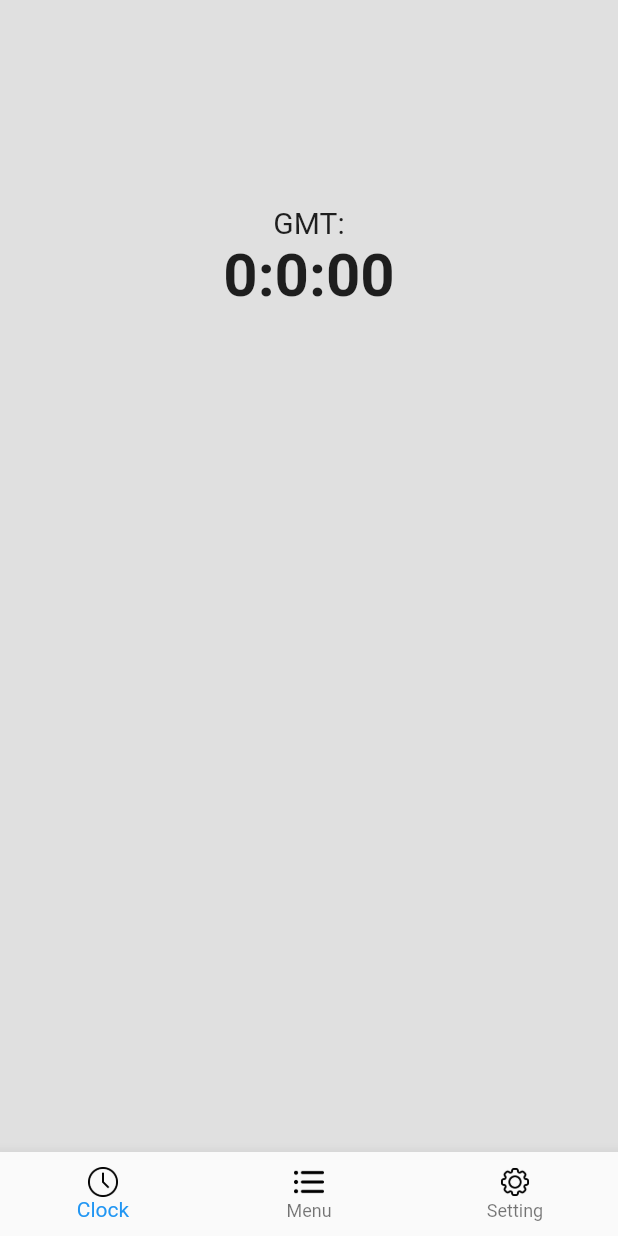
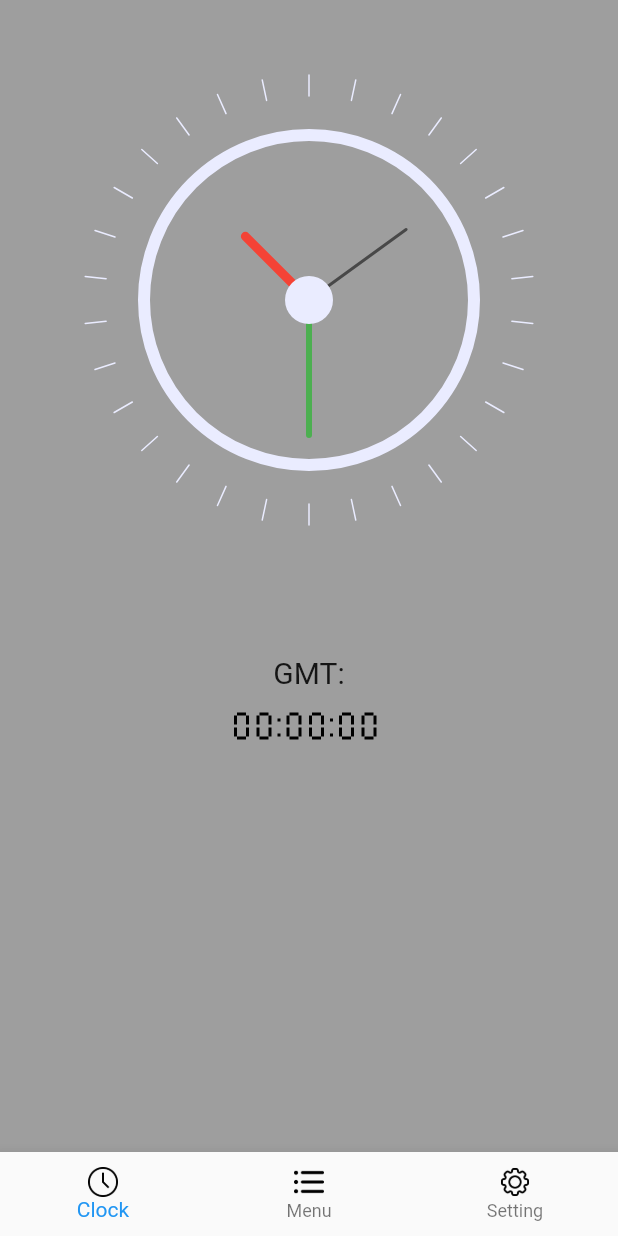
Before and after one commit to hius137/Flutter_Week_3, a Flutter app: the screen it shows after launch, item 3 of the bottom bar chosen, after a tap on "Select Image", on a phone screen of 412 x 824 dp. Run offline on Flutter 3.47's test engine with Material 2 defaults, Android fonts, the phone set to English and light mode, and no system bars; our stand-ins replace google_fonts, image_picker; network calls fail; Roboto replaces fonts that are missing (Jura); project files that could hold a hidden picture were left out.

Commit message:
update font clock use custompainter

```diff
--- a/lib/main.dart
+++ b/lib/main.dart
@@ -1,6 +1,5 @@
 import 'package:flutter/material.dart';
 import 'package:project_2/pages/HomePage.dart';
-
 
 void main() {
   runApp(const MyApp());
@@ -8,11 +7,14 @@ void main() {
 
 class MyApp extends StatelessWidget {
   const MyApp({super.key});
+
   @override
   Widget build(BuildContext context) {
     return MaterialApp(
       debugShowCheckedModeBanner: false,
-      theme: ThemeData(scaffoldBackgroundColor: Colors.grey[300]),
+      theme: ThemeData(
+          scaffoldBackgroundColor: Colors.grey[500],
+          visualDensity: VisualDensity.adaptivePlatformDensity),
       home: const HomePage(),
     );
   }
--- a/lib/pages/clock_page/ClockPage.dart
+++ b/lib/pages/clock_page/ClockPage.dart
@@ -1,17 +1,22 @@
 import 'dart:async';
+import 'dart:math';
 import 'package:flutter/material.dart';
 import 'package:google_fonts/google_fonts.dart';
 import 'package:http/http.dart';
 import 'package:intl/intl.dart';
 import 'dart:convert' as convert;
 
+import 'package:project_2/Canvas/font_clock.dart';
+
 class ClockPage extends StatefulWidget {
   const ClockPage({super.key});
+
   @override
   State<ClockPage> createState() => _ClockPageState();
 }
 
-class _ClockPageState extends State<ClockPage> with AutomaticKeepAliveClientMixin {
+class _ClockPageState extends State<ClockPage>
+    with AutomaticKeepAliveClientMixin {
   String dayCity = '';
   String gmt = '';
   String nameCity = '';
@@ -19,6 +24,12 @@ class _ClockPageState extends State<ClockPage> with AutomaticKeepAliveClientMixi
   int secondCity = 0;
   int minuteCity = 0;
   int hourCity = 0;
+  int second1 = 0;
+  int second2 = 0;
+  int hour1 = 0;
+  int hour2 = 0;
+  int minute1 = 0;
+  int minute2 = 0;
 
   @override
   void initState() {
@@ -44,39 +55,93 @@ class _ClockPageState extends State<ClockPage> with AutomaticKeepAliveClientMixi
     DateTime time = DateTime.parse(dateAndTime);
     time = time.add(Duration(hours: int.parse(ucOffset)));
 
-    secondCity = time.second;
-    minuteCity = time.minute;
-    hourCity = time.hour;
-    currentSTime = Timer.periodic(Duration(seconds: 1), (Timer timer) {
+    dayCity = DateFormat('dd/MM/yyyy').format(time);
+    nameCity = timezonename;
+    gmt = utcOffset.toString();
+    second2 = time.second ;
+    minute2 = time.minute ;
+    hour2 = time.hour ;
+
+    currentSTime = Timer.periodic(const Duration(seconds: 1), (Timer timer) {
       setState(() {
-        secondCity = secondCity + 1;
-        if (secondCity == 60) {
-          secondCity = 0;
-          minuteCity = minuteCity + 1;
-          if (minuteCity == 60) {
-            minuteCity = 0;
-            hourCity = hourCity + 1;
-            if (hourCity == 24) {
-              hourCity = 0;
-              secondCity + 1;
+        second2 = second2 + 1;
+        if(hour2 >= 10){
+          int hou1 = hour2 ~/ 10;
+          int hou2 = hour2 % 10;
+          hour2 = hou2;
+          hour1 = hour1 + hou1;
+        }
+
+        if(minute2 >= 10){
+          int min1 = minute2 ~/ 10;
+          int min2 = minute2 % 10;
+          minute2 = min2;
+          minute1 = minute1 + min1;
+        }
+
+        if(second2 >= 10){
+          int sec2 = second2 ~/ 10;
+          second2 = 0;
+          second1 = second1 + sec2;
+          if(second1 >= 6){
+            second1 = 0;
+            minute2 = minute2 + 1;
+            if(minute2 >= 10){
+              minute2 = 0;
+              minute1 = minute1 + 1;
+              if(minute1 >= 6){
+                minute1 = 0;
+                hour2 = hour2 + 1;
+                if(hour2 >= 5){
+                  hour2 = 0;
+                  hour1 = hour1 + 1;
+                  if(hour1 >= 3){
+                    hour1 = 0;
+                  }
+                }
+              }
             }
           }
         }
       });
     });
-    dayCity = DateFormat('dd/MM/yyyy').format(time);
-    gmt = utcOffset.toString();
-    nameCity = timezonename;
+  }
+
+  Widget buildHour (int time){
+    switch(time){
+      case 0: return CustomPaint(size: const Size(10, 10), painter: Zero());
+      case 1: return CustomPaint(size: const Size(10, 10), painter: One());
+      case 2: return CustomPaint(size: const Size(10, 10), painter: Two());
+      case 3: return CustomPaint(size: const Size(10, 10), painter: Three());
+      case 4: return CustomPaint(size: const Size(10, 10), painter: Four());
+      case 5: return CustomPaint(size: const Size(10, 10), painter: Five());
+      case 6: return CustomPaint(size: const Size(10, 10), painter: Six());
+      case 7: return CustomPaint(size: const Size(10, 10), painter: Seven());
+      case 8: return CustomPaint(size: const Size(10, 10), painter: Eight());
+      case 9: return CustomPaint(size: const Size(10, 10), painter: Nine());
+      default: return const SizedBox();
+    }
   }
 
   @override
   Widget build(BuildContext context) {
     super.build(context);
     return Container(
-      margin: const EdgeInsets.only(top: 80),
+      margin: const EdgeInsets.only(top: 50),
       child: Center(
         child: Column(
           children: [
+            SizedBox(
+              width: 300,
+              height: 300,
+              child: Transform.rotate(
+                angle: -pi / 2,
+                child: CustomPaint(
+                  size: const Size(200, 200),
+                    painter: ClockPainter()),
+              ),
+            ),
+            const SizedBox(height: 30),
             Text(
               nameCity,
               style: GoogleFonts.jura(
@@ -92,11 +157,27 @@ class _ClockPageState extends State<ClockPage> with AutomaticKeepAliveClientMixi
                 fontWeight: FontWeight.normal,
               ),
             ),
-            Text(
-              '$hourCity:$minuteCity:${secondCity <= 9 ? '0$secondCity' : secondCity}',
-              style: GoogleFonts.jura(
-                fontSize: 40,
-                fontWeight: FontWeight.bold,
+            SizedBox(
+              width: 100,
+              height: 40,
+              child: StatefulBuilder(
+                  builder: (context , state) {
+                    return Row(
+                        children: [
+                          buildHour(hour1),
+                          const SizedBox(width: 5),
+                          buildHour(hour2),
+                          CustomPaint(size: const Size(10, 10), painter: Dot()),
+                          buildHour(minute1),
+                          const SizedBox(width: 5),
+                          buildHour(minute2),
+                          CustomPaint(size: const Size(10, 10), painter: Dot()),
+                          buildHour(second1),
+                          const SizedBox(width: 5),
+                          buildHour(second2),
+                        ]
+                    );
+                  }
               ),
             ),
             Text(
@@ -115,3 +196,84 @@ class _ClockPageState extends State<ClockPage> with AutomaticKeepAliveClientMixi
   @override
   bool get wantKeepAlive => true;
 }
+
+class ClockPainter extends CustomPainter {
+  var dateTime = DateTime.now();
+
+  @override
+  void paint(Canvas canvas, Size size) {
+    var centerX = size.width / 2;
+    var centerY = size.height / 2;
+    var center = Offset(centerX, centerY);
+    var radius = min(centerX, centerY);
+
+    var fillBrush = Paint()..color = Colors.transparent;
+
+    var outlineBrush = Paint()
+      ..color = const Color(0xFFEAECFF)
+      ..style = PaintingStyle.stroke
+      ..strokeWidth = 8;
+
+    var centerFillBrush = Paint()..color = const Color(0xFFEAECFF);
+
+    var secHandBrush = Paint()
+      ..color = Colors.black54
+      ..style = PaintingStyle.stroke
+      ..strokeCap = StrokeCap.round
+      ..strokeWidth = 2;
+
+    var minHandBrush = Paint()
+      ..shader = const RadialGradient(colors: [Colors.green, Colors.green])
+          .createShader(Rect.fromCircle(center: center, radius: radius))
+      ..style = PaintingStyle.stroke
+      ..strokeCap = StrokeCap.round
+      ..strokeWidth = 4;
+
+    var hourHandBrush = Paint()
+      ..shader = const RadialGradient(colors: [Colors.red, Colors.red])
+          .createShader(Rect.fromCircle(center: center, radius: radius))
+      ..style = PaintingStyle.stroke
+      ..strokeCap = StrokeCap.round
+      ..strokeWidth = 6;
+
+    var dashBrush = Paint()
+      ..color = const Color(0xFFEAECFF)
+      ..style = PaintingStyle.stroke
+      ..strokeCap = StrokeCap.round
+      ..strokeWidth = 1;
+
+    canvas.drawCircle(center, radius - 40, fillBrush);
+    canvas.drawCircle(center, radius - 40, outlineBrush);
+
+    var hourHandX = centerX +
+        60 * cos((dateTime.hour * 30 + dateTime.minute * 0.5) * pi / 180);
+    var hourHandY = centerX +
+        60 * sin((dateTime.hour * 30 + dateTime.minute * 0.5) * pi / 180);
+    canvas.drawLine(center, Offset(hourHandX, hourHandY), hourHandBrush);
+
+    var minHandX = centerX + 90 * cos(dateTime.minute * 6 * pi / 180);
+    var minHandY = centerX + 80 * sin(dateTime.minute * 6 * pi / 180);
+    canvas.drawLine(center, Offset(minHandX, minHandY), minHandBrush);
+
+    var secHandX = centerX + 80 * cos(dateTime.second * 6 * pi / 180);
+    var secHandY = centerX + 80 * sin(dateTime.second * 6 * pi / 180);
+    canvas.drawLine(center, Offset(secHandX, secHandY), secHandBrush);
+
+    canvas.drawCircle(center, 16, centerFillBrush);
+
+    var outerCircleRadius = radius;
+    var innerCircleRadius = radius - 14;
+    for (double i = 0; i < 360; i += 12) {
+      var x1 = centerX + outerCircleRadius * cos(i * pi / 180);
+      var y1 = centerX + outerCircleRadius * sin(i * pi / 180);
+
+      var x2 = centerX + innerCircleRadius * cos(i * pi / 180);
+      var y2 = centerX + innerCircleRadius * sin(i * pi / 180);
+      canvas.drawLine(Offset(x1, y1), Offset(x2, y2), dashBrush);
+    }
+  }
+  @override
+  bool shouldRepaint(ClockPainter oldDelegate) {
+    return true;
+  }
+}
--- a/lib/pages/menu_page/CountTime.dart
+++ b/lib/pages/menu_page/CountTime.dart
@@ -4,7 +4,6 @@ import 'package:google_fonts/google_fonts.dart';
 
 class CountTime extends StatefulWidget {
   final DateTime time;
-
   const CountTime({super.key, required this.time});
 
   @override
@@ -58,7 +57,7 @@ class _CountTimeState extends State<CountTime> {
   @override
   Widget build(BuildContext context) {
     return Text(
-      '$hourCity:$minuteCity:${secondCity <= 9 ? '0$secondCity' : secondCity}',
+      '$hourCity:${minuteCity <= 9 ? '0$minuteCity' : minuteCity}:${secondCity <= 9 ? '0$secondCity' : secondCity}',
       style: GoogleFonts.jura(
         letterSpacing: 3,
         fontSize: 25,
--- a/lib/pages/menu_page/MenuPage.dart
+++ b/lib/pages/menu_page/MenuPage.dart
@@ -17,7 +17,7 @@ class MenuPage extends StatefulWidget {
 class _MenuPageState extends State<MenuPage> {
   @override
   Widget build(BuildContext context) {
-    return CustomListView();
+    return const CustomListView();
   }
 }
 
@@ -114,13 +114,12 @@ class _CustomListViewState extends State<CustomListView> {
                         style: GoogleFonts.jura(
                           fontSize: 18,
                           letterSpacing: 1,
-                          color: Colors.grey[700],
                           fontWeight: FontWeight.normal,
                         ),
                       ),
                     ],
                   ),
-                  Spacer(),
+                  const Spacer(),
                   Column(
                     crossAxisAlignment: CrossAxisAlignment.end,
                     mainAxisAlignment: MainAxisAlignment.center,
@@ -131,7 +130,6 @@ class _CustomListViewState extends State<CustomListView> {
                         style: GoogleFonts.jura(
                           letterSpacing: 2,
                           fontSize: 18,
-                          color: Colors.grey[500],
                           fontWeight: FontWeight.normal,
                         ),
                       ),
--- a/lib/pages/setting_page/SettingPage.dart
+++ b/lib/pages/setting_page/SettingPage.dart
@@ -29,7 +29,7 @@ class _SettingPageState extends State<SettingPage> {
           decoration: BoxDecoration(
             borderRadius: BorderRadius.circular(12),
           ),
-          padding: EdgeInsets.only(top: 100, left: 30, right: 30),
+          padding: const EdgeInsets.only(top: 100, left: 30, right: 30),
           child: Column(
             children: [
               Text(
@@ -39,7 +39,7 @@ class _SettingPageState extends State<SettingPage> {
                   fontSize: 20,
                 ),
               ),
-              SizedBox(height: 10,),
+              const SizedBox(height: 10,),
               Container(
                 width: 200,
                 height: 60,
```
Also changed, not shown: lib/Canvas/font_clock.dart (added, +468 -0 lines).
